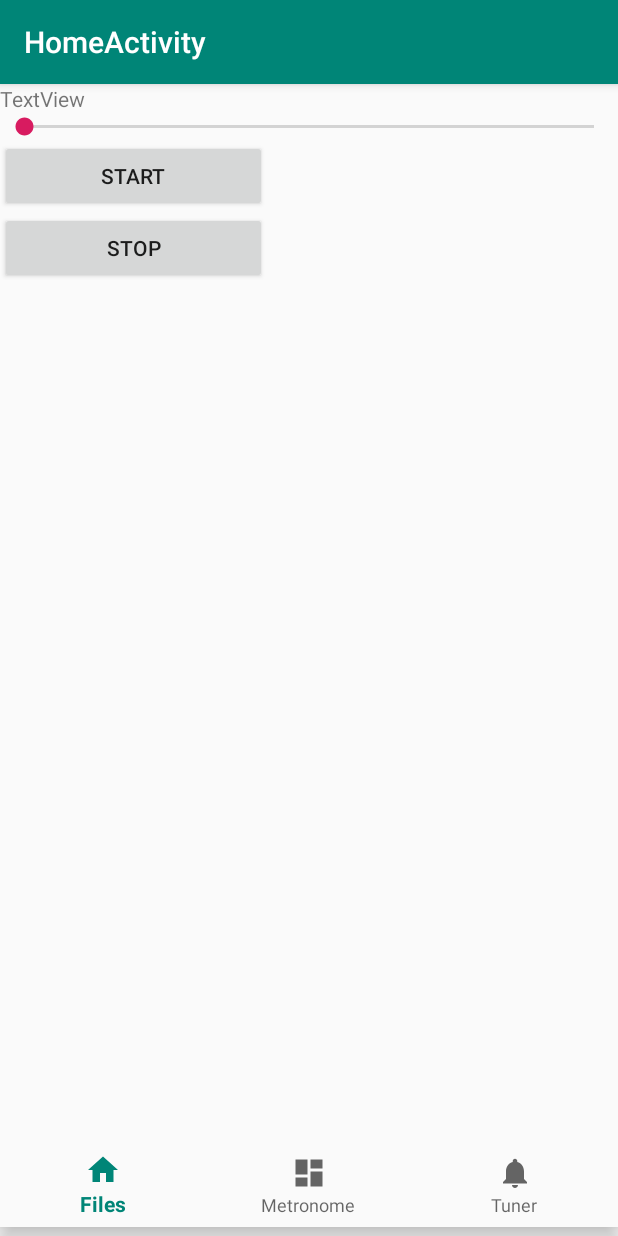
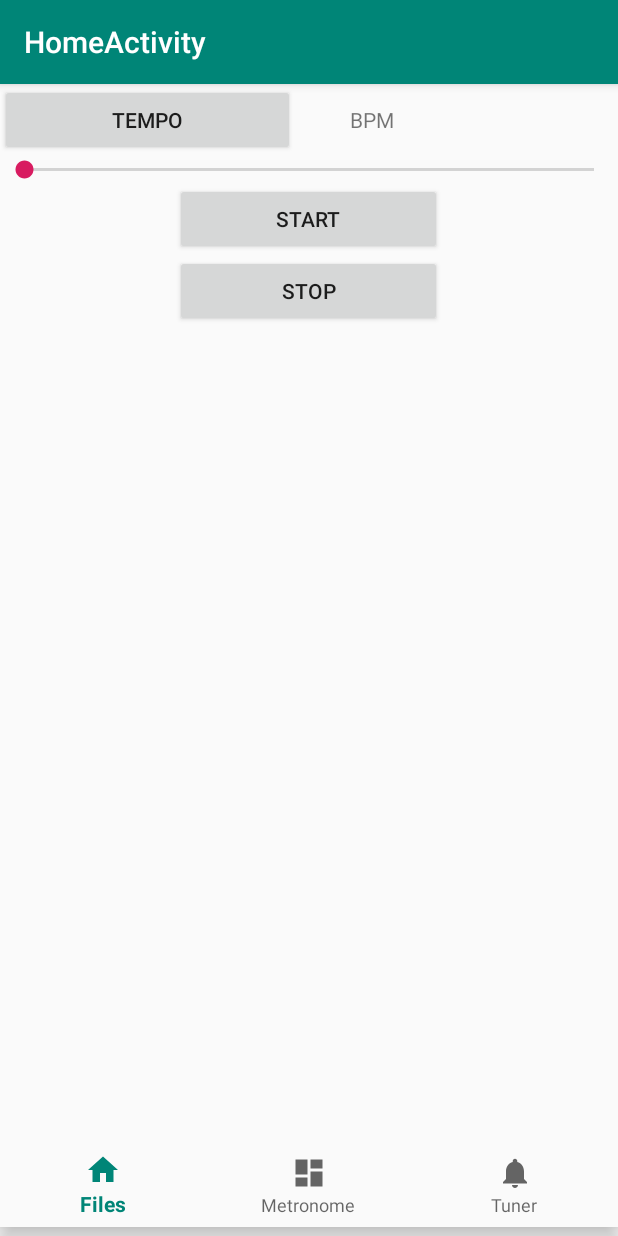
Before and after one commit to artisticbit/metronome, an Android app: the screen it shows after launch (HomeActivity), on a phone screen of 412 x 824 dp. Run offline under Robolectric (Android 15) with nearby library versions, the phone set to English and light mode, and no system bars.

Commit message:
bpm 추가

```diff
--- a/app/src/main/res/layout/fragment_metronome.xml
+++ b/app/src/main/res/layout/fragment_metronome.xml
@@ -2,38 +2,64 @@
 <LinearLayout xmlns:android="http://schemas.android.com/apk/res/android"
     xmlns:tools="http://schemas.android.com/tools"
     android:layout_width="match_parent"
-    android:layout_height="match_parent"
+    android:layout_height="wrap_content"
     android:orientation="vertical"
     tools:context=".MetronomeFragment">
 
+    <LinearLayout
+        android:layout_width="match_parent"
+        android:layout_height="match_parent"
+        android:layout_gravity="center"
+        android:gravity="center"
+        android:orientation="horizontal">
 
-    <TextView
-        android:id="@+id/textView"
+        <Button
+            android:id="@+id/button"
+            android:layout_width="102dp"
+            android:layout_height="wrap_content"
+            android:layout_weight="1"
+            android:text="TEMPO" />
+
+        <TextView
+            android:id="@+id/BPM"
+            android:layout_width="103dp"
+            android:layout_height="wrap_content"
+            android:layout_gravity="center"
+            android:gravity="center"
+            android:text="BPM" />
+
+        <TextView
+            android:id="@+id/BPMText"
+            android:layout_width="112dp"
+            android:layout_height="wrap_content" />
+
+    </LinearLayout>
+
+    <SeekBar
+        android:id="@+id/BPMSeekBar"
         android:layout_width="match_parent"
         android:layout_height="wrap_content"
-        android:text="TextView" />
-
-    <SeekBar
-        android:id="@+id/seekBar"
-        android:layout_width="match_parent"
-        android:layout_height="wrap_content" />
+        android:max="300" />
 
     <Button
         android:id="@+id/start"
         android:layout_width="178dp"
         android:layout_height="wrap_content"
+        android:layout_gravity="center"
         android:text="Start" />
 
     <Button
         android:id="@+id/stop"
         android:layout_width="178dp"
         android:layout_height="wrap_content"
+        android:layout_gravity="center"
         android:text="Stop" />
 
     <TextView
         android:id="@+id/clickOutput"
-        android:layout_width="174dp"
+        android:layout_width="62dp"
         android:layout_height="wrap_content"
-        android:text="" />
+        android:layout_gravity="center"
+        android:gravity="center" />
 
 </LinearLayout>
```
